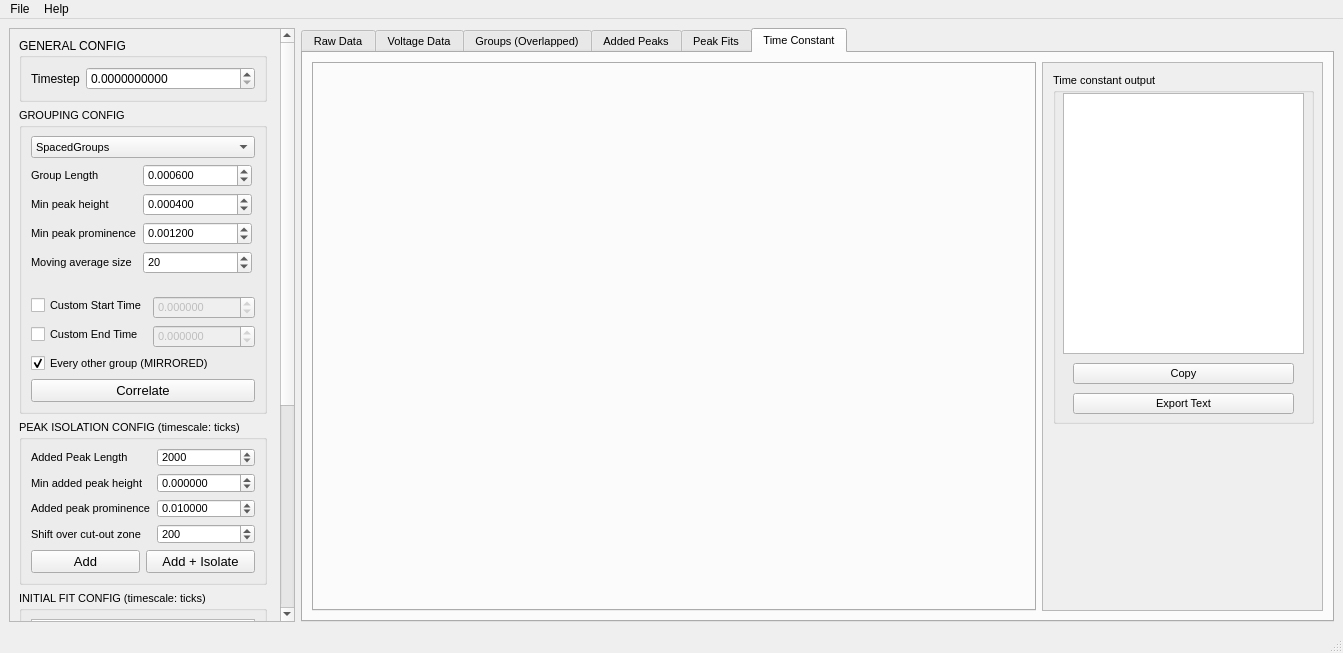
Qt form ui/mainwin.ui (turtlebasket/crds_analyzer) before a commit.
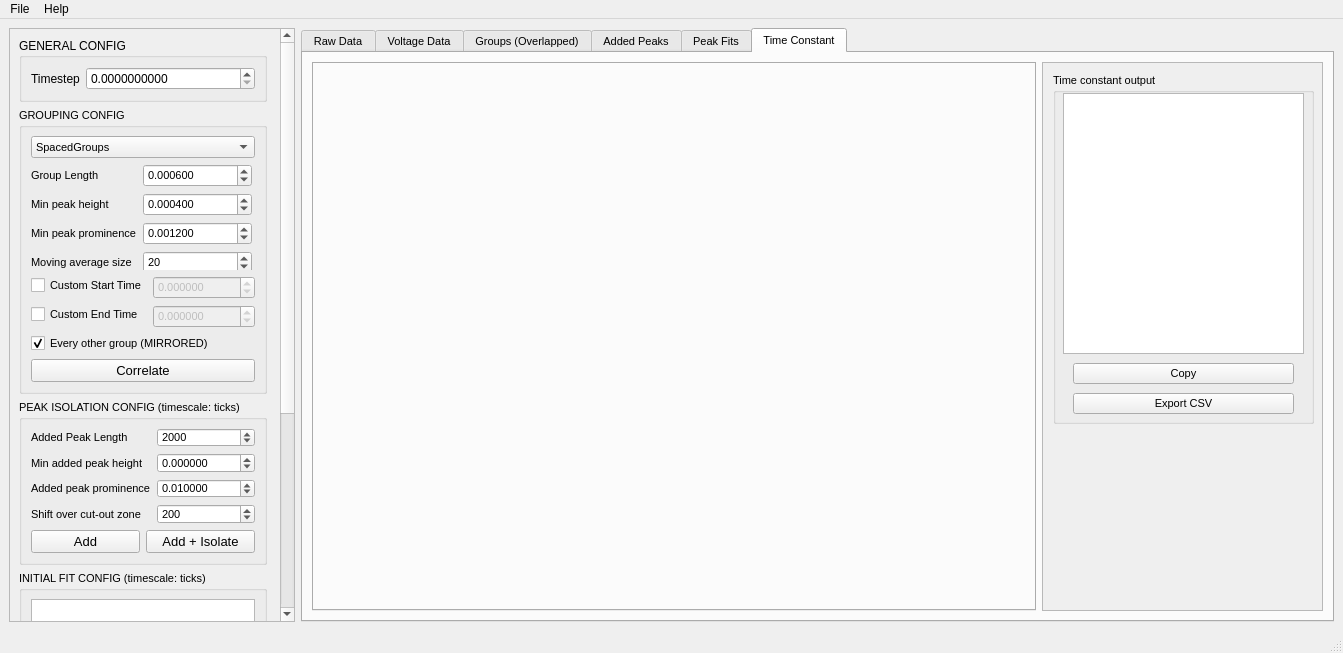
The same form after that commit. The open tabs and pages were chosen to show the change. Custom widgets are drawn as their Qt base class.

Commit message: Copying & exporting tau data, touch up UI & histogram display

The edit to the form file:
```diff
--- a/ui/mainwin.ui
+++ b/ui/mainwin.ui
@@ -41,7 +41,7 @@
          <x>0</x>
          <y>0</y>
          <width>267</width>
-         <height>917</height>
+         <height>897</height>
         </rect>
        </property>
        <layout class="QVBoxLayout" name="verticalLayout_2">
@@ -95,13 +95,13 @@
           <property name="minimumSize">
            <size>
             <width>248</width>
-            <height>306</height>
+            <height>286</height>
            </size>
           </property>
           <property name="maximumSize">
            <size>
             <width>248</width>
-            <height>306</height>
+            <height>286</height>
            </size>
           </property>
           <property name="font">
@@ -868,7 +868,7 @@
               </rect>
              </property>
              <property name="text">
-              <string>Export Text</string>
+              <string>Export CSV</string>
              </property>
             </widget>
            </widget>
```
Left out of the diff: 4 changed lines with no effect on the pictures. The commit also changes 3 other files.
